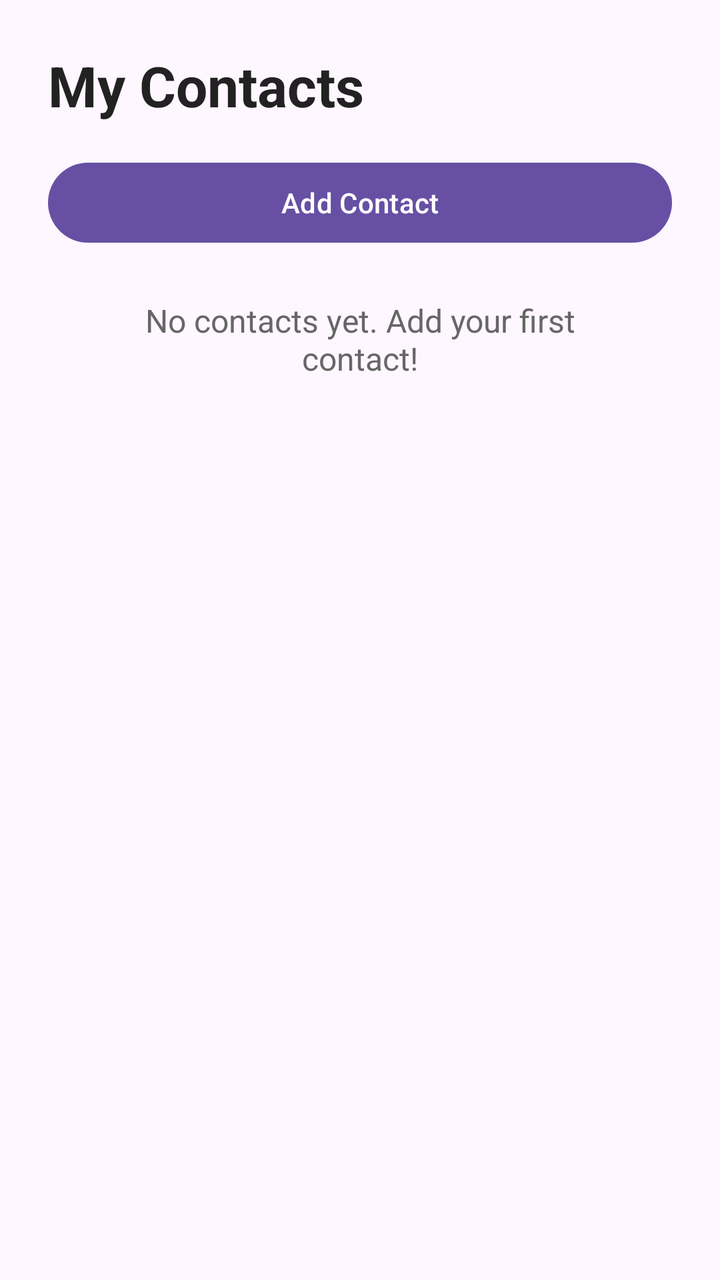
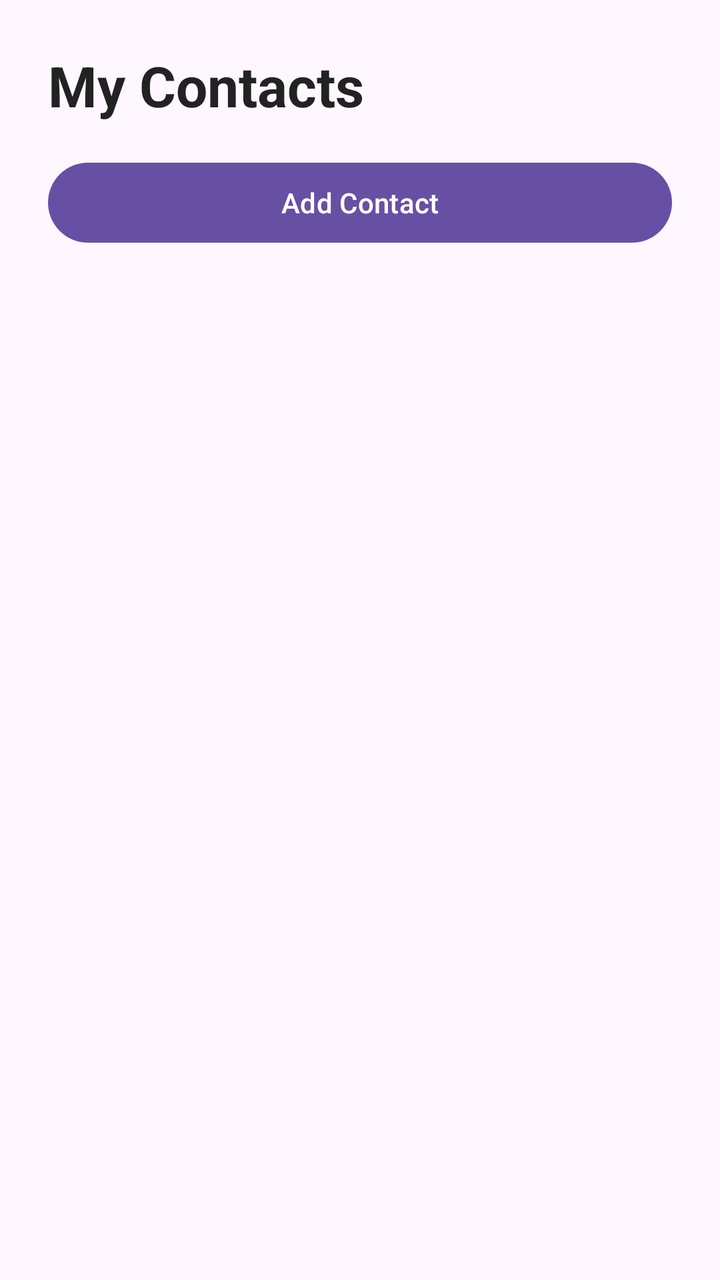

The first picture is an Android layout as it rendered before a commit; the second is the same layout after the commit. The layout source and the unified diff follow.
<!-- AndroidManifest.xml: application theme Theme.Ft_hangout -->
<!-- res/layout/activity_main.xml -->
<?xml version="1.0" encoding="utf-8"?>
<LinearLayout xmlns:android="http://schemas.android.com/apk/res/android"
    android:id="@+id/main"
    android:layout_width="match_parent"
    android:layout_height="match_parent"
    android:orientation="vertical"
    android:padding="24dp">

    <TextView
        android:layout_width="match_parent"
        android:layout_height="wrap_content"
        android:text="My Contacts"
        android:textSize="28sp"
        android:textStyle="bold"
        android:textColor="#222222"
        android:paddingBottom="16dp" />

    <Button
        android:id="@+id/addContactButton"
        android:layout_width="match_parent"
        android:layout_height="wrap_content"
        android:text="Add Contact" />

    <TextView
        android:id="@+id/emptyMessage"
        android:layout_width="match_parent"
        android:layout_height="wrap_content"
        android:text="No contacts yet. Add your first contact!"
        android:textSize="16sp"
        android:textColor="#666666"
        android:gravity="center"
        android:padding="24dp" />

</LinearLayout>
<!-- resources referenced by this layout -->
<resources>
  <style name="Theme.Ft_hangout" parent="Base.Theme.Ft_hangout" />
  <style name="Base.Theme.Ft_hangout" parent="Theme.Material3.DayNight.NoActionBar">
          
          
      </style>
</resources>

<!-- the commit's change to res/layout/activity_main.xml (unified diff, before → after) -->
@@ -29,6 +29,20 @@
         android:textSize="16sp"
         android:textColor="#666666"
         android:gravity="center"
-        android:padding="24dp" />
+        android:padding="24dp"
+        android:visibility="gone" />
+
+    <ScrollView
+        android:layout_width="match_parent"
+        android:layout_height="0dp"
+        android:layout_weight="1">
+
+        <LinearLayout
+            android:id="@+id/contactList"
+            android:layout_width="match_parent"
+            android:layout_height="wrap_content"
+            android:orientation="vertical" />
+
+    </ScrollView>
 
 </LinearLayout>
